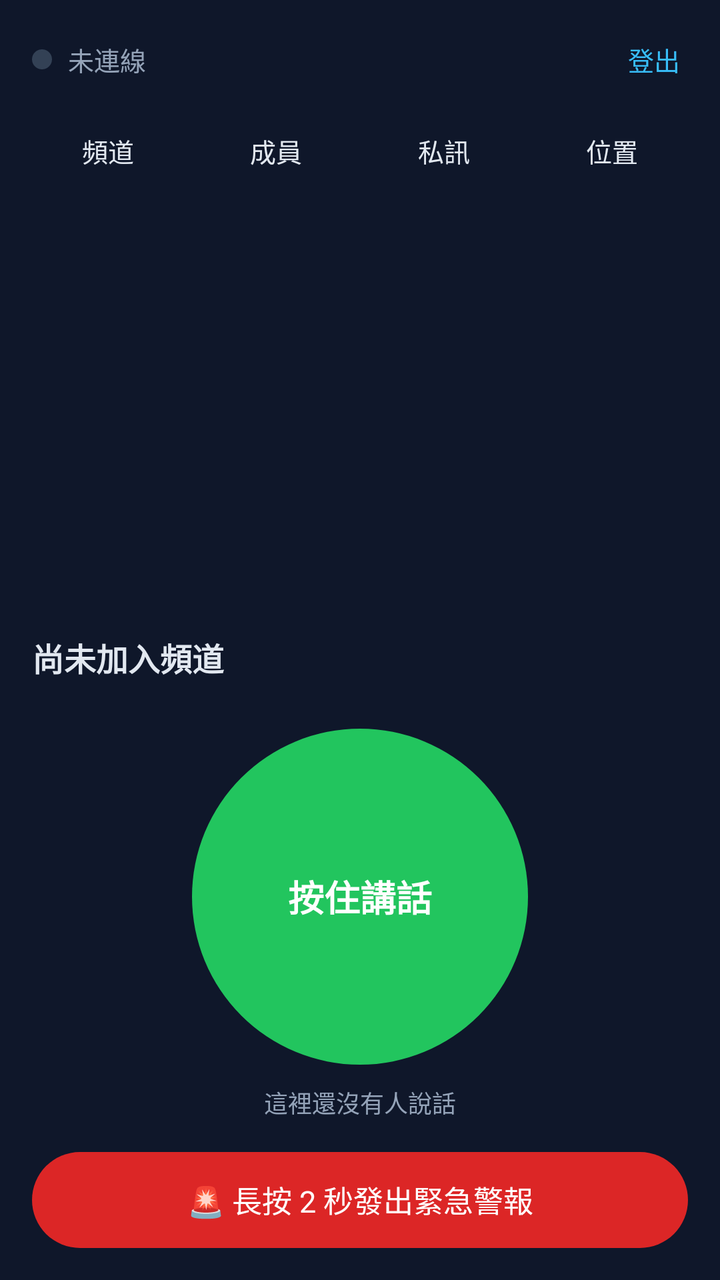
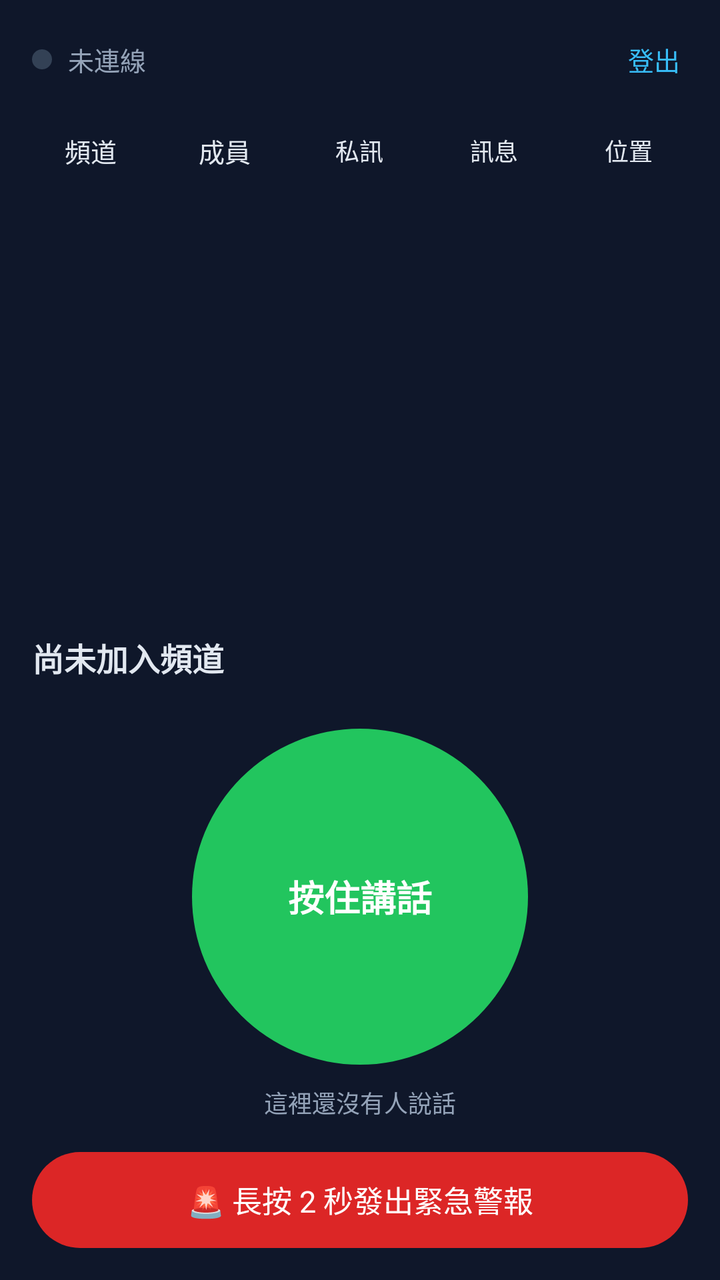

The first picture is an Android layout as it rendered before a commit; the second is the same layout after the commit. The layout source and the unified diff follow.
<!-- AndroidManifest.xml: application theme Theme.Ptt -->
<!-- res/layout/activity_main.xml -->
<?xml version="1.0" encoding="utf-8"?>
<LinearLayout xmlns:android="http://schemas.android.com/apk/res/android"
    android:layout_width="match_parent"
    android:layout_height="match_parent"
    android:background="@color/bg"
    android:orientation="vertical">

    <LinearLayout
        android:layout_width="match_parent"
        android:layout_height="wrap_content"
        android:gravity="center_vertical"
        android:orientation="horizontal"
        android:paddingStart="16dp"
        android:paddingTop="12dp"
        android:paddingEnd="12dp"
        android:paddingBottom="8dp">

        <View
            android:id="@+id/connDot"
            android:layout_width="10dp"
            android:layout_height="10dp"
            android:background="@drawable/bg_ptt_listen" />

        <TextView
            android:id="@+id/connText"
            android:layout_width="0dp"
            android:layout_height="wrap_content"
            android:layout_marginStart="8dp"
            android:layout_weight="1"
            android:text="未連線"
            android:textColor="@color/muted"
            android:textSize="13sp" />

        <TextView
            android:id="@+id/meName"
            android:layout_width="wrap_content"
            android:layout_height="wrap_content"
            android:layout_marginEnd="8dp"
            android:textColor="@color/text"
            android:textSize="13sp" />

        <TextView
            android:id="@+id/logout"
            android:layout_width="wrap_content"
            android:layout_height="wrap_content"
            android:padding="8dp"
            android:text="登出"
            android:textColor="@color/sky"
            android:textSize="13sp" />
    </LinearLayout>

    <TextView
        android:id="@+id/alertBanner"
        android:layout_width="match_parent"
        android:layout_height="wrap_content"
        android:background="@color/sos"
        android:padding="10dp"
        android:textColor="@android:color/white"
        android:textSize="14sp"
        android:visibility="gone" />

    <LinearLayout
        android:id="@+id/tabs"
        android:layout_width="match_parent"
        android:layout_height="40dp"
        android:layout_marginStart="12dp"
        android:layout_marginEnd="12dp"
        android:orientation="horizontal">

        <TextView android:id="@+id/tabChannels" android:layout_width="0dp" android:layout_height="match_parent" android:layout_weight="1" android:background="@drawable/bg_tab" android:gravity="center" android:text="頻道" android:textColor="@color/text" android:textSize="13sp" />
        <TextView android:id="@+id/tabMembers" android:layout_width="0dp" android:layout_height="match_parent" android:layout_weight="1" android:background="@drawable/bg_tab" android:gravity="center" android:text="成員" android:textColor="@color/text" android:textSize="13sp" />
        <TextView android:id="@+id/tabDms" android:layout_width="0dp" android:layout_height="match_parent" android:layout_weight="1" android:background="@drawable/bg_tab" android:gravity="center" android:text="私訊" android:textColor="@color/text" android:textSize="13sp" />
        <TextView android:id="@+id/tabLoc" android:layout_width="0dp" android:layout_height="match_parent" android:layout_weight="1" android:background="@drawable/bg_tab" android:gravity="center" android:text="位置" android:textColor="@color/text" android:textSize="13sp" />
    </LinearLayout>

    <FrameLayout
        android:layout_width="match_parent"
        android:layout_height="0dp"
        android:layout_weight="1"
        android:padding="12dp">

        <ScrollView android:id="@+id/panelChannels" android:layout_width="match_parent" android:layout_height="match_parent">
            <LinearLayout android:id="@+id/channelList" android:layout_width="match_parent" android:layout_height="wrap_content" android:orientation="vertical" />
        </ScrollView>
        <ScrollView android:id="@+id/panelMembers" android:layout_width="match_parent" android:layout_height="match_parent" android:visibility="gone">
            <LinearLayout android:orientation="vertical" android:layout_width="match_parent" android:layout_height="wrap_content">
                <TextView android:layout_width="match_parent" android:layout_height="wrap_content" android:text="目前頻道的線上成員，點一下即可私人對講" android:textColor="@color/muted" android:textSize="12sp" android:layout_marginBottom="8dp" />
                <LinearLayout android:id="@+id/memberList" android:layout_width="match_parent" android:layout_height="wrap_content" android:orientation="vertical" />
                <TextView android:layout_width="match_parent" android:layout_height="wrap_content" android:text="其他線上的人" android:textColor="@color/muted" android:textSize="12sp" android:layout_marginTop="12dp" android:layout_marginBottom="8dp" />
                <LinearLayout android:id="@+id/otherList" android:layout_width="match_parent" android:layout_height="wrap_content" android:orientation="vertical" />
            </LinearLayout>
        </ScrollView>
        <ScrollView android:id="@+id/panelDms" android:layout_width="match_parent" android:layout_height="match_parent" android:visibility="gone">
            <LinearLayout android:id="@+id/dmList" android:layout_width="match_parent" android:layout_height="wrap_content" android:orientation="vertical" />
        </ScrollView>
        <ScrollView android:id="@+id/panelLoc" android:layout_width="match_parent" android:layout_height="match_parent" android:visibility="gone">
            <LinearLayout android:orientation="vertical" android:layout_width="match_parent" android:layout_height="wrap_content">
                <LinearLayout android:orientation="horizontal" android:gravity="center_vertical" android:layout_width="match_parent" android:layout_height="wrap_content">
                    <com.google.android.material.materialswitch.MaterialSwitch
                        android:id="@+id/shareLoc"
                        android:layout_width="wrap_content"
                        android:layout_height="wrap_content"
                        android:text="分享我的位置與電量"
                        android:textColor="@color/text" />
                </LinearLayout>
                <TextView android:id="@+id/locStatus" android:layout_width="match_parent" android:layout_height="wrap_content" android:layout_marginTop="4dp" android:layout_marginBottom="8dp" android:text="未分享" android:textColor="@color/muted" android:textSize="12sp" />
                <LinearLayout android:id="@+id/locList" android:layout_width="match_parent" android:layout_height="wrap_content" android:orientation="vertical" />
            </LinearLayout>
        </ScrollView>
    </FrameLayout>

    <LinearLayout
        android:layout_width="match_parent"
        android:layout_height="wrap_content"
        android:gravity="center_vertical"
        android:orientation="horizontal"
        android:paddingStart="16dp"
        android:paddingEnd="16dp">

        <TextView
            android:id="@+id/targetLabel"
            android:layout_width="0dp"
            android:layout_height="wrap_content"
            android:layout_weight="1"
            android:text="尚未加入頻道"
            android:textColor="@color/text"
            android:textSize="16sp"
            android:textStyle="bold" />

        <TextView
            android:id="@+id/roleBadge"
            android:layout_width="wrap_content"
            android:layout_height="wrap_content"
            android:background="@drawable/bg_input"
            android:paddingStart="8dp"
            android:paddingTop="2dp"
            android:paddingEnd="8dp"
            android:paddingBottom="2dp"
            android:textColor="@color/muted"
            android:textSize="12sp"
            android:visibility="gone" />

        <TextView
            android:id="@+id/backToChannel"
            android:layout_width="wrap_content"
            android:layout_height="wrap_content"
            android:padding="8dp"
            android:text="← 回到頻道"
            android:textColor="@color/sky"
            android:visibility="gone" />
    </LinearLayout>

    <TextView
        android:id="@+id/talkStatus"
        android:layout_width="match_parent"
        android:layout_height="wrap_content"
        android:gravity="center"
        android:minHeight="22dp"
        android:paddingStart="16dp"
        android:paddingEnd="16dp"
        android:textColor="@color/amber"
        android:textSize="14sp" />

    <FrameLayout
        android:layout_width="match_parent"
        android:layout_height="wrap_content"
        android:gravity="center">

        <TextView
            android:id="@+id/pttBtn"
            android:layout_width="168dp"
            android:layout_height="168dp"
            android:layout_gravity="center"
            android:layout_marginTop="4dp"
            android:layout_marginBottom="8dp"
            android:background="@drawable/bg_ptt"
            android:gravity="center"
            android:text="按住講話"
            android:textColor="@android:color/white"
            android:textSize="18sp"
            android:textStyle="bold" />
    </FrameLayout>

    <TextView
        android:id="@+id/lastTalk"
        android:layout_width="match_parent"
        android:layout_height="wrap_content"
        android:gravity="center"
        android:paddingStart="16dp"
        android:paddingEnd="16dp"
        android:text="這裡還沒有人說話"
        android:textColor="@color/muted"
        android:textSize="12sp" />

    <TextView
        android:id="@+id/sosBtn"
        android:layout_width="match_parent"
        android:layout_height="48dp"
        android:layout_margin="16dp"
        android:background="@drawable/bg_sos"
        android:gravity="center"
        android:text="🚨 長按 2 秒發出緊急警報"
        android:textColor="@android:color/white"
        android:textSize="15sp" />
</LinearLayout>
<!-- resources referenced by this layout -->
<resources>
  <color name="amber">#FFF59E0B</color>
  <color name="bg">#FF0F172A</color>
  <color name="muted">#FF94A3B8</color>
  <color name="sky">#FF38BDF8</color>
  <color name="sos">#FFDC2626</color>
  <color name="text">#FFE2E8F0</color>
  <!-- drawable bg_input (drawable) -->
  <?xml version="1.0" encoding="utf-8"?>
  <shape xmlns:android="http://schemas.android.com/apk/res/android" android:shape="rectangle">
      <solid android:color="@color/card2" />
      <corners android:radius="10dp" />
  </shape>
  <!-- drawable bg_ptt (drawable) -->
  <?xml version="1.0" encoding="utf-8"?>
  <shape xmlns:android="http://schemas.android.com/apk/res/android" android:shape="oval">
      <solid android:color="@color/green" />
  </shape>
  <!-- drawable bg_ptt_listen (drawable) -->
  <?xml version="1.0" encoding="utf-8"?>
  <shape xmlns:android="http://schemas.android.com/apk/res/android" android:shape="oval">
      <solid android:color="@color/card2" />
  </shape>
  <!-- drawable bg_sos (drawable) -->
  <?xml version="1.0" encoding="utf-8"?>
  <shape xmlns:android="http://schemas.android.com/apk/res/android" android:shape="rectangle">
      <solid android:color="@color/sos" />
      <corners android:radius="24dp" />
  </shape>
  <!-- drawable bg_tab (drawable) -->
  <?xml version="1.0" encoding="utf-8"?>
  <selector xmlns:android="http://schemas.android.com/apk/res/android">
      <item android:state_selected="true">
          <shape android:shape="rectangle">
              <solid android:color="@color/card2" />
              <corners android:radius="8dp" />
          </shape>
      </item>
      <item>
          <shape android:shape="rectangle">
              <solid android:color="@android:color/transparent" />
              <corners android:radius="8dp" />
          </shape>
      </item>
  </selector>
  <style name="Theme.Ptt" parent="Theme.Material3.Dark.NoActionBar">
          <item name="android:statusBarColor">@color/bg</item>
          <item name="android:navigationBarColor">@color/bg</item>
          <item name="android:windowBackground">@color/bg</item>
          <item name="colorPrimary">@color/green</item>
          <item name="colorOnPrimary">@android:color/white</item>
          <item name="android:textColor">@color/text</item>
          <item name="android:textColorPrimary">@color/text</item>
          <item name="colorSurface">@color/card</item>
      </style>
  <color name="card2">#FF334155</color>
  <color name="green">#FF22C55E</color>
  <color name="card">#FF1E293B</color>
</resources>

<!-- the commit's change to res/layout/activity_main.xml (unified diff, before → after) -->
@@ -69,8 +69,9 @@
 
         <TextView android:id="@+id/tabChannels" android:layout_width="0dp" android:layout_height="match_parent" android:layout_weight="1" android:background="@drawable/bg_tab" android:gravity="center" android:text="頻道" android:textColor="@color/text" android:textSize="13sp" />
         <TextView android:id="@+id/tabMembers" android:layout_width="0dp" android:layout_height="match_parent" android:layout_weight="1" android:background="@drawable/bg_tab" android:gravity="center" android:text="成員" android:textColor="@color/text" android:textSize="13sp" />
-        <TextView android:id="@+id/tabDms" android:layout_width="0dp" android:layout_height="match_parent" android:layout_weight="1" android:background="@drawable/bg_tab" android:gravity="center" android:text="私訊" android:textColor="@color/text" android:textSize="13sp" />
-        <TextView android:id="@+id/tabLoc" android:layout_width="0dp" android:layout_height="match_parent" android:layout_weight="1" android:background="@drawable/bg_tab" android:gravity="center" android:text="位置" android:textColor="@color/text" android:textSize="13sp" />
+        <TextView android:id="@+id/tabDms" android:layout_width="0dp" android:layout_height="match_parent" android:layout_weight="1" android:background="@drawable/bg_tab" android:gravity="center" android:text="私訊" android:textColor="@color/text" android:textSize="12sp" />
+        <TextView android:id="@+id/tabChat" android:layout_width="0dp" android:layout_height="match_parent" android:layout_weight="1" android:background="@drawable/bg_tab" android:gravity="center" android:text="訊息" android:textColor="@color/text" android:textSize="12sp" />
+        <TextView android:id="@+id/tabLoc" android:layout_width="0dp" android:layout_height="match_parent" android:layout_weight="1" android:background="@drawable/bg_tab" android:gravity="center" android:text="位置" android:textColor="@color/text" android:textSize="12sp" />
     </LinearLayout>
 
     <FrameLayout
@@ -93,6 +94,28 @@
         <ScrollView android:id="@+id/panelDms" android:layout_width="match_parent" android:layout_height="match_parent" android:visibility="gone">
             <LinearLayout android:id="@+id/dmList" android:layout_width="match_parent" android:layout_height="wrap_content" android:orientation="vertical" />
         </ScrollView>
+        <LinearLayout android:id="@+id/panelChat" android:layout_width="match_parent" android:layout_height="match_parent" android:orientation="vertical" android:visibility="gone">
+            <ScrollView android:layout_width="match_parent" android:layout_height="0dp" android:layout_weight="1">
+                <LinearLayout android:id="@+id/messageList" android:layout_width="match_parent" android:layout_height="wrap_content" android:orientation="vertical" />
+            </ScrollView>
+            <LinearLayout android:layout_width="match_parent" android:layout_height="wrap_content" android:gravity="center_vertical" android:orientation="horizontal">
+                <EditText
+                    android:id="@+id/chatInput"
+                    android:layout_width="0dp"
+                    android:layout_height="44dp"
+                    android:layout_weight="1"
+                    android:background="@drawable/bg_input"
+                    android:hint="輸入文字訊息"
+                    android:inputType="textCapSentences|textMultiLine"
+                    android:paddingStart="12dp"
+                    android:paddingEnd="12dp"
+                    android:textColor="@color/text"
+                    android:textColorHint="@color/muted"
+                    android:textSize="14sp" />
+                <TextView android:id="@+id/sendChat" android:layout_width="wrap_content" android:layout_height="44dp" android:gravity="center" android:paddingStart="10dp" android:paddingEnd="8dp" android:text="送出" android:textColor="@color/sky" android:textSize="15sp" />
+                <TextView android:id="@+id/sendPhoto" android:layout_width="wrap_content" android:layout_height="44dp" android:gravity="center" android:paddingStart="4dp" android:paddingEnd="4dp" android:text="照片" android:textColor="@color/sky" android:textSize="15sp" />
+            </LinearLayout>
+        </LinearLayout>
         <ScrollView android:id="@+id/panelLoc" android:layout_width="match_parent" android:layout_height="match_parent" android:visibility="gone">
             <LinearLayout android:orientation="vertical" android:layout_width="match_parent" android:layout_height="wrap_content">
                 <LinearLayout android:orientation="horizontal" android:gravity="center_vertical" android:layout_width="match_parent" android:layout_height="wrap_content">
@@ -161,6 +184,19 @@
         android:textColor="@color/amber"
         android:textSize="14sp" />
 
+    <TextView
+        android:id="@+id/captionBanner"
+        android:layout_width="match_parent"
+        android:layout_height="wrap_content"
+        android:background="@color/card"
+        android:paddingStart="16dp"
+        android:paddingTop="6dp"
+        android:paddingEnd="16dp"
+        android:paddingBottom="6dp"
+        android:textColor="@color/sky"
+        android:textSize="14sp"
+        android:visibility="gone" />
+
     <FrameLayout
         android:layout_width="match_parent"
         android:layout_height="wrap_content"
@@ -193,6 +229,20 @@
         android:textSize="12sp" />
 
     <TextView
+        android:id="@+id/dispatchBtn"
+        android:layout_width="match_parent"
+        android:layout_height="40dp"
+        android:layout_marginStart="16dp"
+        android:layout_marginEnd="16dp"
+        android:layout_marginTop="8dp"
+        android:background="@drawable/bg_input"
+        android:gravity="center"
+        android:text="呼叫調度台"
+        android:textColor="@color/sky"
+        android:textSize="15sp"
+        android:visibility="gone" />
+
+    <TextView
         android:id="@+id/sosBtn"
         android:layout_width="match_parent"
         android:layout_height="48dp"
